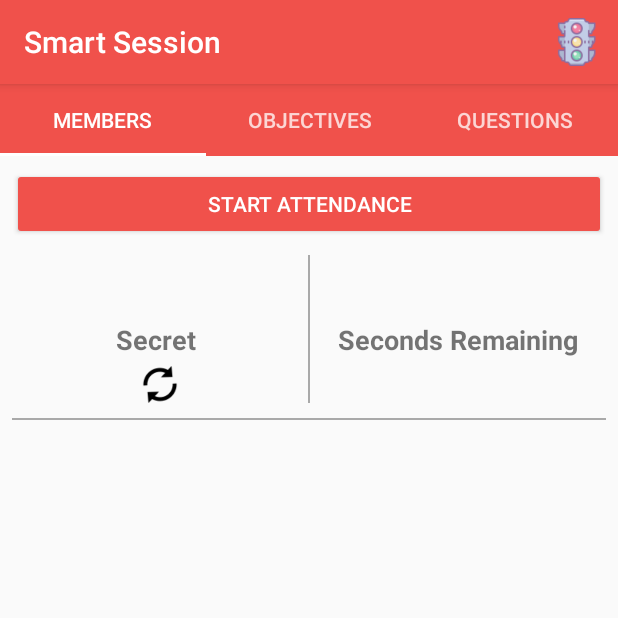
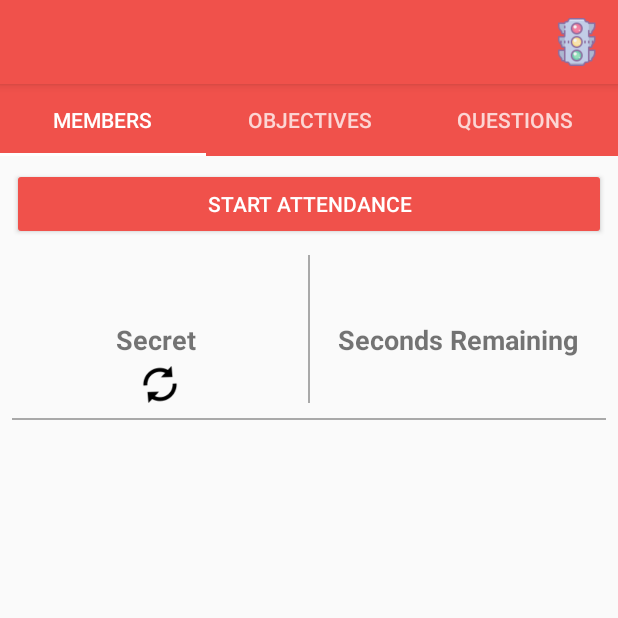
Before and after one commit to AmmarRabie/smart-lecture, an Android app: the CreateSessionActivity screen opened directly, with no data from a screen before it, on a phone screen of 412 x 824 dp, the top half of it. Run offline under Robolectric (Android 15) with nearby library versions, the light colour scheme and no system bars; our stand-ins replace Firebase (no records; nobody signed in at launch, a user with empty details on screens opened directly); libraries missing offline, so code that uses them is left out: com.willowtreeapps.spruce, es.dmoral.toasty; 2 statements that could not run were skipped.

Commit message:
Remove show secret for debug. pass the name of session to be displayed in session.create

```diff
--- a/app/src/main/java/cmp/sem/team8/smarlecture/group/sessions/SessionsFragment.java
+++ b/app/src/main/java/cmp/sem/team8/smarlecture/group/sessions/SessionsFragment.java
@@ -288,6 +288,7 @@ public class SessionsFragment extends android.support.v4.app.Fragment implements
         Intent sessionActivity = new Intent(getContext(), CreateSessionActivity.class);
         sessionActivity.putExtra(getString(R.string.IKey_groupId), groupID);
         sessionActivity.putExtra(getString(R.string.IKey_sessionId), sessionID);
+        sessionActivity.putExtra(getString(R.string.IKey_sessionName), session.getName());
         startActivity(sessionActivity);
 
     }
--- a/app/src/main/java/cmp/sem/team8/smarlecture/session/create/CreateSessionActivity.java
+++ b/app/src/main/java/cmp/sem/team8/smarlecture/session/create/CreateSessionActivity.java
@@ -8,7 +8,6 @@ import android.support.design.widget.TabLayout;
 import android.support.v4.view.ViewPager;
 import android.support.v7.app.AlertDialog;
 import android.support.v7.app.AppCompatActivity;
-import android.view.Menu;
 import android.view.MenuItem;
 
 import cmp.sem.team8.smarlecture.R;
@@ -27,9 +26,9 @@ public class CreateSessionActivity extends AppCompatActivity implements MembersF
     @Override
     protected void onCreate(Bundle savedInstanceState) {
         super.onCreate(savedInstanceState);
-
         mGroupID = getIntent().getStringExtra(getString(R.string.IKey_groupId));
         mSessionID = getIntent().getStringExtra(getString(R.string.IKey_sessionId));
+        setTitle(getIntent().getStringExtra(getString(R.string.IKey_sessionName)));
         setContentView(R.layout.activity_session);
 
         tabLayout = findViewById(R.id.tablayout);
@@ -86,7 +85,7 @@ public class CreateSessionActivity extends AppCompatActivity implements MembersF
             viewPager.setCurrentItem(0, true);
             return;
         }
-        if (pageAdapter.membersPresenter.getAttendanceStatus().equals(DataService.AttendanceStatus.OPEN)){
+        if (pageAdapter.membersPresenter.getAttendanceStatus().equals(DataService.AttendanceStatus.OPEN)) {
             AlertDialog.Builder mAlertBuilder = new AlertDialog.Builder(this);
             mAlertBuilder.setTitle("Confirmation");
             mAlertBuilder.setIcon(android.R.drawable.ic_dialog_alert);
--- a/app/src/main/java/cmp/sem/team8/smarlecture/session/join/attendance/AttendancePresenter.java
+++ b/app/src/main/java/cmp/sem/team8/smarlecture/session/join/attendance/AttendancePresenter.java
@@ -50,7 +50,6 @@ public class AttendancePresenter implements AttendanceContract.Actions {
             @Override
             public void onDataFetched(SessionModel session) {
                 mSecret = session.getSecret();
-                mView.showInfoMessage(mSecret);
             }
 
             @Override
--- a/app/src/main/res/values/strings.xml
+++ b/app/src/main/res/values/strings.xml
@@ -49,5 +49,6 @@
     <string name="attendance_grade">attendance grade</string>
     <string name="invited">Invited</string>
     <string name="member">member</string>
+    <string name="IKey_sessionName">session_name</string>
 
 </resources>
```
Also changed, not shown: app/src/main/java/cmp/sem/team8/smarlecture/session/join/JoinSessionActivity.java (+7 -0 lines).
